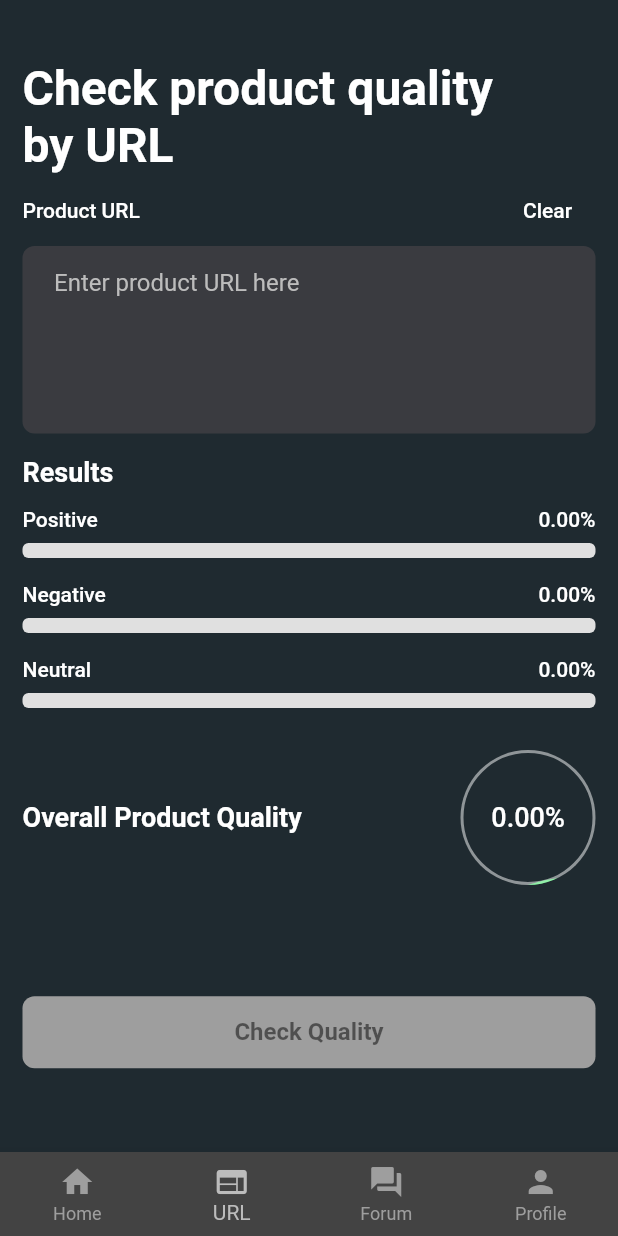
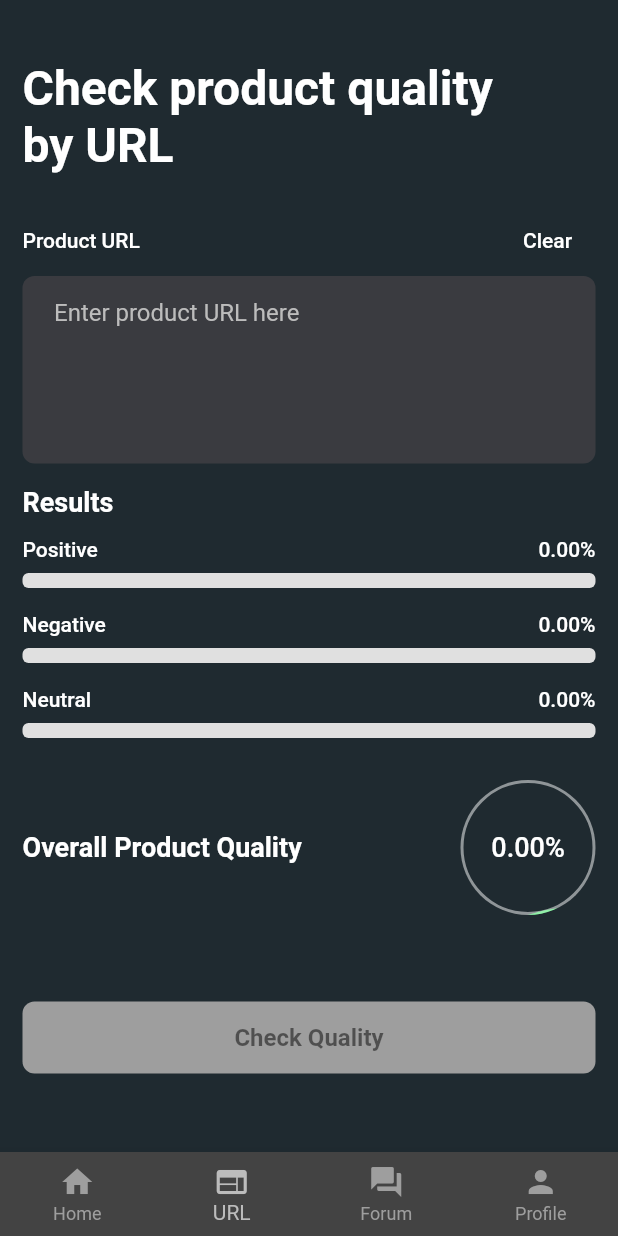
Before and after one commit to desh610/Helpifly, a Flutter app: the screen it shows once a user with an empty profile is signed in, item 2 of the bottom bar chosen, on a phone screen of 412 x 824 dp. Run offline on Flutter 3.47's test engine with Material 2 defaults, Android fonts, the light colour scheme and no system bars; our stand-ins replace another_flushbar, cloud_firestore, firebase_auth, firebase_core, flutter_bloc, flutter_spinkit and 3 more; accounts and stored records are empty; network calls fail.

Commit message:
URL Screen Update

```diff
--- a/lib/views/url_results_screen.dart
+++ b/lib/views/url_results_screen.dart
@@ -7,7 +7,6 @@ import 'package:helpifly/constants/colors.dart';
 import 'package:helpifly/helper/helper_functions.dart';
 import 'package:helpifly/widgets/custom_textfield.dart';
 import 'package:helpifly/widgets/custom_button.dart';
-import 'package:helpifly/widgets/skeletons.dart';
 import 'package:helpifly/widgets/widgets_exporter.dart';
 import 'package:liquid_progress_indicator/liquid_progress_indicator.dart';
 
@@ -19,11 +18,16 @@ class UrlResultsScreen extends StatelessWidget {
   @override
   Widget build(BuildContext context) {
     return Scaffold(
+      resizeToAvoidBottomInset: true,
       backgroundColor: primaryColor,
-      body: Padding(
-        padding: EdgeInsets.only(left: 15, right: 15, top: 40),
+      body: GestureDetector(
+        onTap: () {
+          closeKeyboard(context); // Close the keyboard when tapping outside
+        },
         child: SingleChildScrollView(
           physics: BouncingScrollPhysics(),
+          child: Padding(
+            padding: EdgeInsets.only(left: 15, right: 15, top: 40),
             child: Column(
               crossAxisAlignment: CrossAxisAlignment.start,
               children: [
@@ -35,7 +39,7 @@ class UrlResultsScreen extends StatelessWidget {
                     fontWeight: FontWeight.bold,
                   ),
                 ),
-              SizedBox(height: 0),
+                SizedBox(height: 20),
                 CustomTextField(
                   controller: _urlController,
                   hintText: "Enter product URL here",
@@ -51,10 +55,6 @@ class UrlResultsScreen extends StatelessWidget {
                 SizedBox(height: 15),
                 BlocBuilder<UrlResultsCubit, UrlResultsState>(
                   builder: (context, state) {
-                  if (state.isLoading) {
-                    return Text("Please wait...", style: TextStyle(color: white),);
-                  }
-                  else {
                     return Column(
                       crossAxisAlignment: CrossAxisAlignment.start,
                       children: [
@@ -63,28 +63,26 @@ class UrlResultsScreen extends StatelessWidget {
                           style: TextStyle(
                             fontSize: 18,
                             color: white,
-                              fontWeight: FontWeight.bold),
+                            fontWeight: FontWeight.bold,
+                          ),
                         ),
                         SizedBox(height: 5),
                         CustomPercentage(
                           title: "Positive",
-                          percentage:
-                              "${state.positivePercentage.toStringAsFixed(2)}%",
-                          fillPercentage: state.positivePercentage,
+                          percentage: state.isLoading ? "..." : "${state.positivePercentage.toStringAsFixed(2)}%",
+                          fillPercentage: state.isLoading ? 0 : state.positivePercentage,
                           fillColor: green,
                         ),
                         CustomPercentage(
                           title: "Negative",
-                          percentage:
-                              "${state.negativePercentage.toStringAsFixed(2)}%",
-                          fillPercentage: state.negativePercentage,
+                          percentage: state.isLoading ? "..." : "${state.negativePercentage.toStringAsFixed(2)}%",
+                          fillPercentage: state.isLoading ? 0 : state.negativePercentage,
                           fillColor: red,
                         ),
                         CustomPercentage(
                           title: "Neutral",
-                          percentage:
-                              "${state.neutralPercentage.toStringAsFixed(2)}%",
-                          fillPercentage: state.neutralPercentage,
+                          percentage: state.isLoading ? "..." : "${state.neutralPercentage.toStringAsFixed(2)}%",
+                          fillPercentage: state.isLoading ? 0 : state.neutralPercentage,
                           fillColor: CupertinoColors.activeOrange,
                         ),
                         SizedBox(height: 20),
@@ -96,24 +94,26 @@ class UrlResultsScreen extends StatelessWidget {
                               style: TextStyle(
                                 fontSize: 18,
                                 color: white,
-                                  fontWeight: FontWeight.bold),
+                                fontWeight: FontWeight.bold,
+                              ),
                             ),
                             Container(
                               height: 90,
                               width: 90,
                               child: LiquidCircularProgressIndicator(
-                                value: state.positivePercentage / 100,
+                                value: state.isLoading ? 0 : state.positivePercentage / 100,
                                 valueColor: AlwaysStoppedAnimation(green),
                                 backgroundColor: Colors.transparent,
                                 borderColor: white.withOpacity(0.5),
                                 borderWidth: 2,
                                 direction: Axis.vertical,
                                 center: Text(
-                                  "${state.positivePercentage.toStringAsFixed(2)}%",
+                                  state.isLoading ? "..." : "${state.positivePercentage.toStringAsFixed(2)}%",
                                   style: TextStyle(
                                     fontSize: 18,
                                     color: white,
-                                      fontWeight: FontWeight.w500),
+                                    fontWeight: FontWeight.w500,
+                                  ),
                                 ),
                               ),
                             ),
@@ -121,16 +121,12 @@ class UrlResultsScreen extends StatelessWidget {
                         ),
                       ],
                     );
-                  }
                   },
                 ),
-              //  SizedBox(height: MediaQuery.of(context).size.height * 0.06),
+                SizedBox(height: MediaQuery.of(context).size.height * 0.07),
                 BlocBuilder<UrlResultsCubit, UrlResultsState>(
                   builder: (context, state) {
-                  return Padding(
-                    padding: EdgeInsets.only(top: MediaQuery.of(context).size.height * 0.09),
-                    child:
-                    ValueListenableBuilder(
+                    return ValueListenableBuilder(
                       valueListenable: _urlController,
                       builder: (context, _, __) {
                         return CustomButton(
@@ -142,12 +138,12 @@ class UrlResultsScreen extends StatelessWidget {
                           enabled: _urlController.text.isNotEmpty && !state.isLoading,
                         );
                       },
-                        ),
                     );
                   },
                 ),
-              SizedBox(height: 15,)
+                SizedBox(height: 15),
               ],
+            ),
           ),
         ),
       ),
```
Lines whose indentation alone changed are shown as unchanged.
